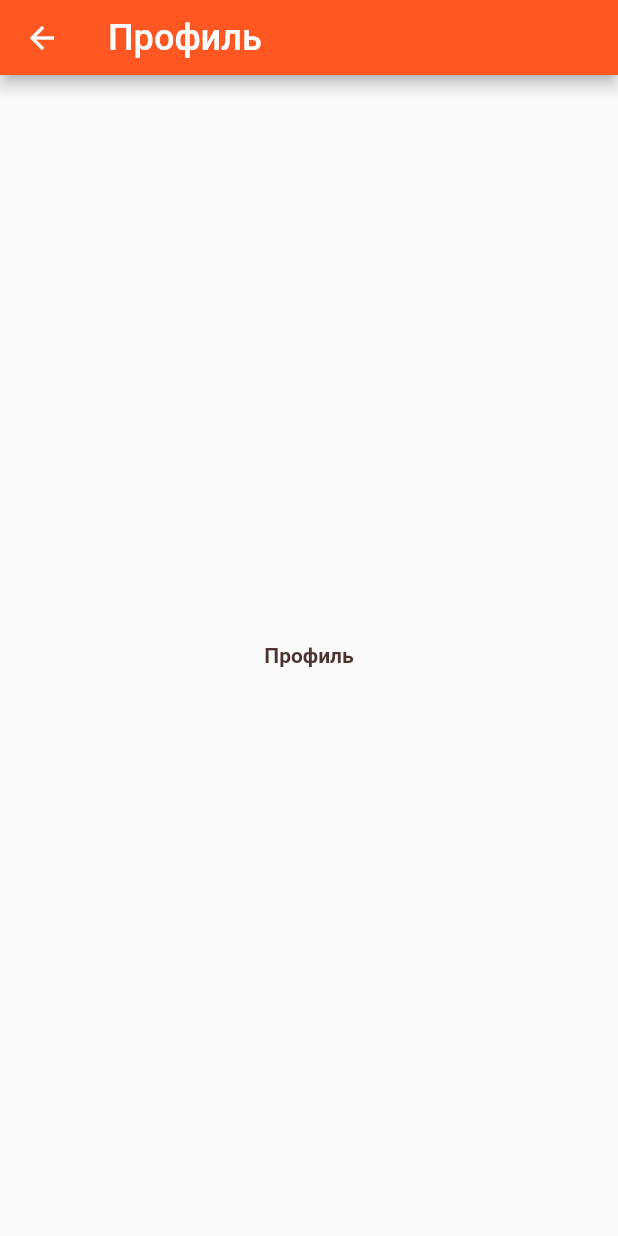
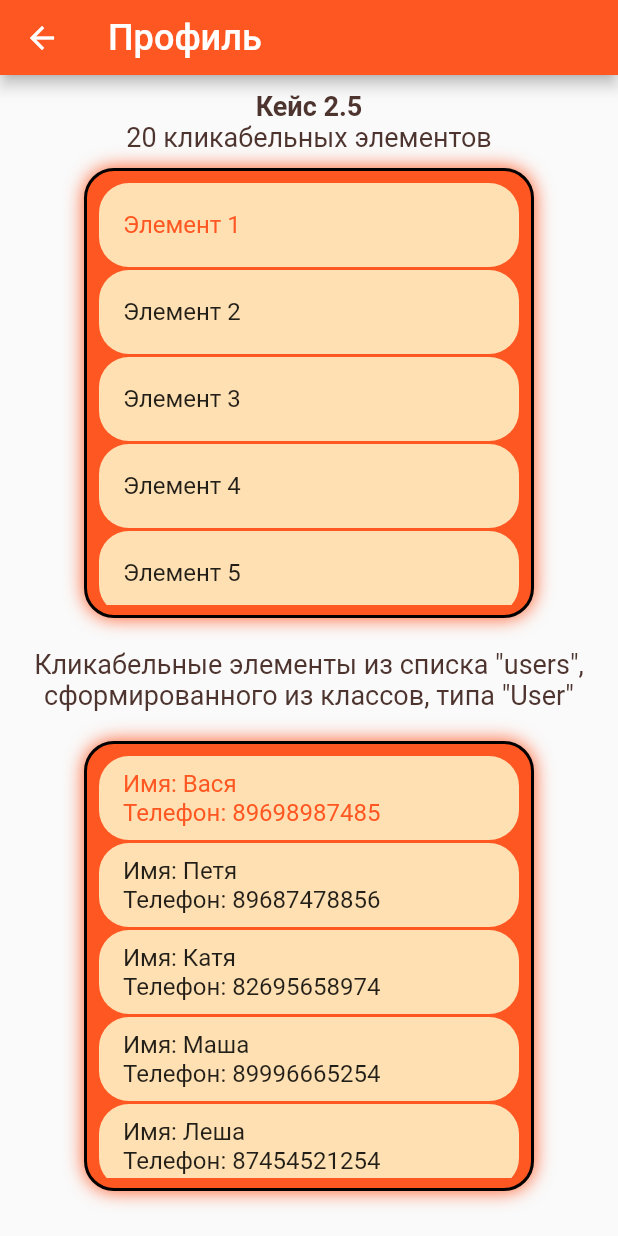
Before and after one commit to 1bemo/auth_page1, a Flutter app: the ProfileScreen screen opened by its route, on a phone screen of 412 x 824 dp. Run offline on Flutter 3.47's test engine with Material 2 defaults, Android fonts, the phone set to English and light mode, and no system bars; missing offline and left inert: sliding_switch; Roboto replaces fonts that are missing (Georgia).

Commit message:
На экране профиля (profile_page.dart) сделан кейс 2.5 со списками

```diff
--- a/lib/main.dart
+++ b/lib/main.dart
@@ -1,3 +1,4 @@
+import 'package:auth_page/test/test_list_view.dart';
 import 'package:flutter/material.dart';
 import 'screens/auth_page.dart';  //страница авторизации
 
--- a/lib/screens/profile_page.dart
+++ b/lib/screens/profile_page.dart
@@ -16,9 +16,164 @@ class _ProfileScreenState extends State<ProfileScreen> {
         backgroundColor: Theme.of(context).colorScheme.primary,
         toolbarHeight: 50,
       ),
-      body: Center(
-        child: Text('Профиль',style: Theme.of(context).textTheme.bodyText1,),
+      body: SingleChildScrollView(
+        child: Center(
+          child: Padding(
+            padding: const EdgeInsets.only(top: 10, bottom: 10),
+            child: Column(
+              children: [
+                Text('Кейс 2.5', style: Theme.of(context).textTheme.headline1,),
+                Text('20 кликабельных элементов',style: Theme.of(context).textTheme.headline2,),
+                Container(
+                    padding: const EdgeInsets.all(7),
+                    decoration: BoxDecoration(
+                      boxShadow: <BoxShadow>[
+                        BoxShadow(
+                          color: Theme.of(context).colorScheme.primary,
+                          blurRadius: 10
+                        )
+                      ],
+                      color: Theme.of(context).colorScheme.primary,
+                      borderRadius: const BorderRadius.all(Radius.circular(20)),
+                      border: Border.all(
+                            width: 2
+                        )
+                    ),
+                    width: 300,
+                    height: 300,
+                  margin: const EdgeInsets.all(10),
+                  child: const ClickableList1()
+                ),
+                Container(
+                  margin: const EdgeInsets.all(10),
+                  child: Text(
+                    'Кликабельные элементы из списка "users", сформированного из классов, типа "User"',
+                    style: Theme.of(context).textTheme.headline2,
+                    textAlign: TextAlign.center,
+                  )
+                ),
+                Container(
+                    padding: const EdgeInsets.all(7),
+                    decoration: BoxDecoration(
+                        boxShadow: <BoxShadow>[
+                          BoxShadow(
+                              color: Theme.of(context).colorScheme.primary,
+                              blurRadius: 10
+                          )
+                        ],
+                        color: Theme.of(context).colorScheme.primary,
+                        borderRadius: const BorderRadius.all(Radius.circular(20)),
+                        border: Border.all(
+                            width: 2
+                        )
+                    ),
+                    width: 300,
+                    height: 300,
+                    margin: const EdgeInsets.all(10),
+                    child: const ClickableUsersList()
+                ),
+              ],
+            ),
+          ),
+        ),
       ),
     );
   }
 }
+
+
+//-----ClickableList1
+class ClickableList1 extends StatefulWidget {
+  const ClickableList1({Key? key}) : super(key: key);
+
+  @override
+  _ClickableList1State createState() => _ClickableList1State();
+}
+class _ClickableList1State extends State<ClickableList1> {
+  int _selectedIndex = 0;
+
+  @override
+  Widget build(BuildContext context) {
+    return ListView.builder(
+          itemCount: 20,
+          itemBuilder: (BuildContext context, int i) {
+            return Container(
+              margin: const EdgeInsets.all(1),
+              decoration: BoxDecoration(
+                borderRadius: const BorderRadius.all(Radius.circular(20)),
+                color: Theme.of(context).colorScheme.secondary
+              ),
+              child: ListTile(
+                title: Text('Элемент ${i+1}'),
+                selected: i == _selectedIndex,
+                selectedColor: Theme.of(context).colorScheme.primary,
+                onTap: (){
+                  setState(() {
+                    _selectedIndex = i;
+                  });
+                },
+              ),
+            );
+          }
+    );
+  }
+}
+
+//-----Класс Юзер и лист с примерами типа Юзер
+class User {
+  String name = '';
+  String phone = '';
+
+  User(String n, String p) {
+   name = n;
+   phone = p;
+  }
+}
+List users = <User>[
+  User('Вася', '89698987485'),
+  User('Петя', '89687478856'),
+  User('Катя', '82695658974'),
+  User('Маша', '89996665254'),
+  User('Леша', '87454521254'),
+  User('Ваня', '82326569871'),
+  User('Коля', '85653231346'),
+  User('Миша', '864697*5462'),
+  User('Галя', '85457879898'),
+];
+
+//-------------ClickableUsersList
+class ClickableUsersList extends StatefulWidget {
+  const ClickableUsersList({Key? key}) : super(key: key);
+
+  @override
+  State<ClickableUsersList> createState() => _ClickableUsersListState();
+}
+
+class _ClickableUsersListState extends State<ClickableUsersList> {
+  int _select = 0;
+  @override
+  Widget build(BuildContext context) {
+    return ListView.builder(
+      itemCount: users.length,
+      itemBuilder: (BuildContext context, int i) {
+          return Container(
+            margin: const EdgeInsets.all(1),
+            decoration: BoxDecoration(
+              borderRadius: const BorderRadius.all(Radius.circular(20)),
+              color: Theme.of(context).colorScheme.secondary
+            ),
+            child: ListTile(
+              selectedColor: Theme.of(context).colorScheme.primary,
+              selected: i==_select,
+              title: Text('Имя: ${users[i].name}\nТелефон: ${users[i].phone}'),
+              onTap: (){
+                setState(() {
+                  _select = i;
+                });
+              }
+            ),
+          );
+        },
+    );
+  }
+}
--- a/lib/utils/global_theme.dart
+++ b/lib/utils/global_theme.dart
@@ -13,7 +13,7 @@ ThemeData globalOrangeTheme() => ThemeData(
       brightness: Brightness.light,
       primarySwatch: Colors.deepOrange,
     ).copyWith(
-        secondary: Colors.white70
+        secondary: Colors.orange[100]
     ),
 
     textTheme: const TextTheme( //--тема текста
```
Also changed, not shown: 1 other file.
